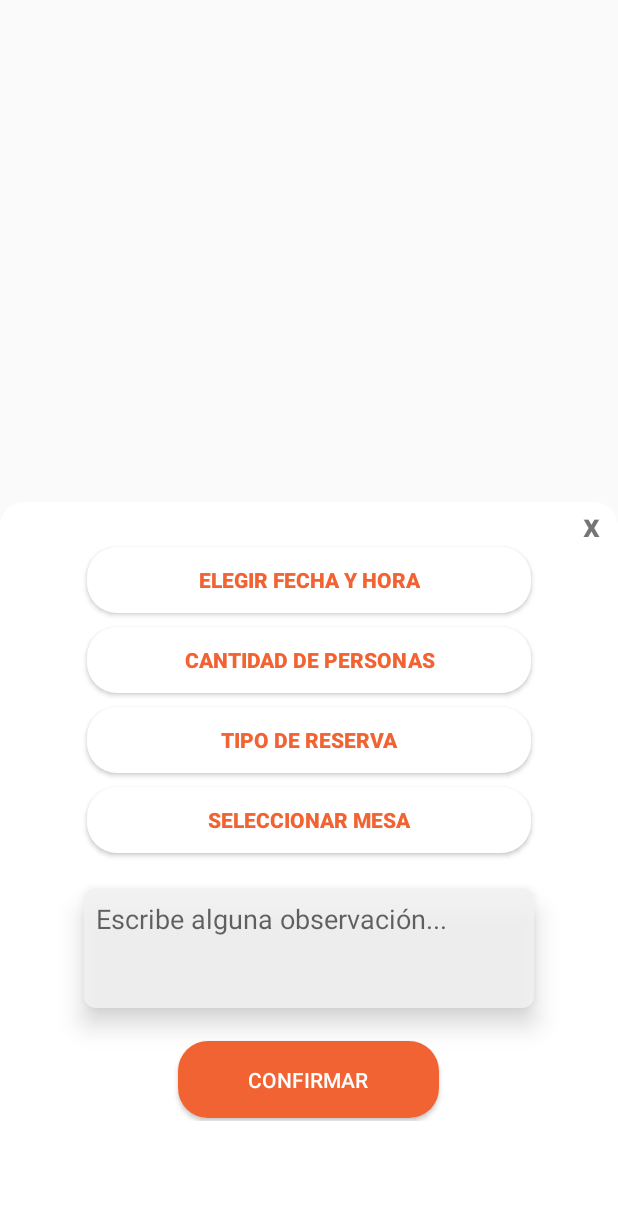
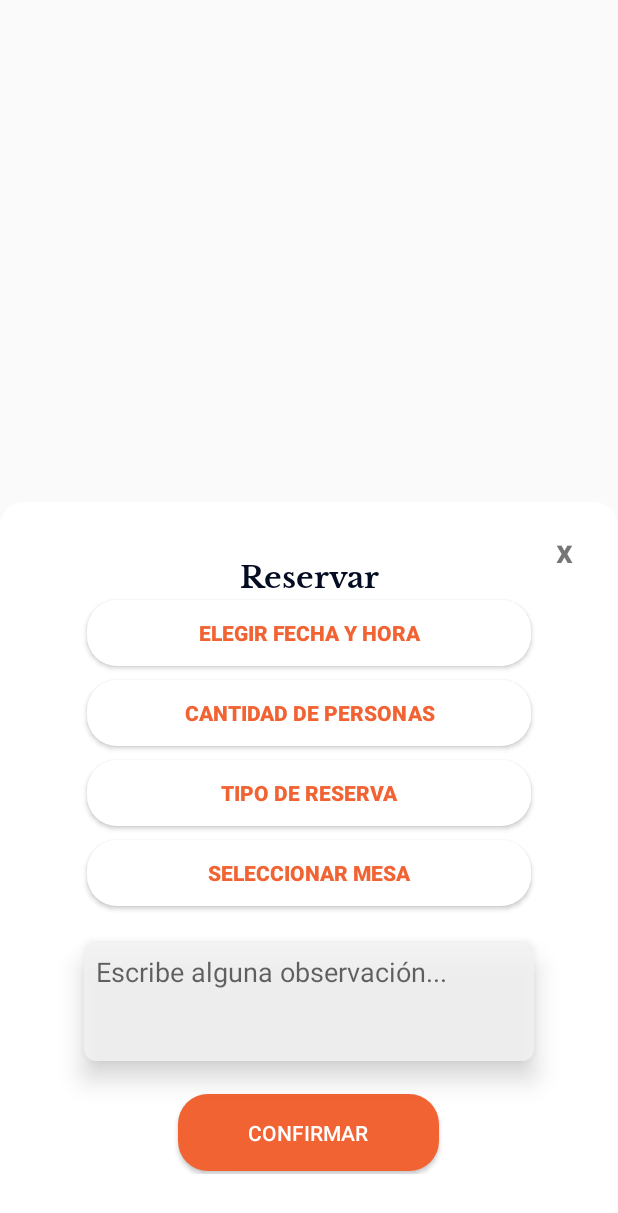
Before and after one commit to pp2024-restoapp/aplicacionmovil, an Android app: the layout dialog_add_reservation.xml on its own in the app's theme, with its tools: preview values and no code run, on a phone screen of 412 x 824 dp. Shown: the top 1213 px of the screen. Run offline under Robolectric (Android 15) with nearby library versions, the phone set to English and light mode, and no system bars; Roboto replaces fonts that are not available here.

Commit message:
Se arregla el boton de cerrar en la seccion Reserva

```diff
--- a/app/src/main/java/com/example/restoapp/ReservasFragment.java
+++ b/app/src/main/java/com/example/restoapp/ReservasFragment.java
@@ -125,7 +125,14 @@ public class ReservasFragment extends Fragment implements DatePickerFragment.Dat
 
         dialog.requestWindowFeature(Window.FEATURE_NO_TITLE);
         dialog.setContentView(R.layout.dialog_add_reservation);
-
+        TextView btnClose = dialog.findViewById(R.id.btnClose);
+        btnClose.setOnClickListener(new View.OnClickListener() {
+            @Override
+            public void onClick(View v) {
+                Log.d("ReservasFragment", "Close button clicked");
+                dialog.dismiss();
+            }
+        });
         Button selectDateTimeButton = dialog.findViewById(R.id.dateTimeButton);
 
         selectDateTimeButton.setOnClickListener(new View.OnClickListener() {
@@ -262,13 +269,8 @@ public class ReservasFragment extends Fragment implements DatePickerFragment.Dat
 
 
 
-        TextView btnClose = dialog.findViewById(R.id.btnClose);
-        btnClose.setOnClickListener(new View.OnClickListener() {
-            @Override
-            public void onClick(View v) {
-                dialog.dismiss();
-            }
-        });
+
+
 
         dialog.show();
     }
--- a/app/src/main/res/layout/dialog_add_reservation.xml
+++ b/app/src/main/res/layout/dialog_add_reservation.xml
@@ -1,5 +1,6 @@
 <?xml version="1.0" encoding="utf-8"?>
-<androidx.constraintlayout.widget.ConstraintLayout xmlns:android="http://schemas.android.com/apk/res/android"
+<androidx.constraintlayout.widget.ConstraintLayout
+    xmlns:android="http://schemas.android.com/apk/res/android"
     xmlns:app="http://schemas.android.com/apk/res-auto"
     xmlns:tools="http://schemas.android.com/tools"
     android:layout_width="match_parent"
@@ -21,60 +22,49 @@
         tools:ignore="MissingConstraints">
 
         <!-- Contenido del diálogo -->
-
-        <TextView
-            android:id="@+id/btnClose"
-            android:layout_width="wrap_content"
-            android:layout_height="wrap_content"
-            android:layout_alignParentEnd="true"
-            android:layout_marginEnd="12dp"
-            android:gravity="top"
-            android:text="@string/btn_close"
-            android:textAlignment="center"
-            android:textSize="22sp"
-            android:textStyle="bold"
-            app:layout_constraintBottom_toTopOf="@+id/scrollView"
-            app:layout_constraintEnd_toStartOf="@+id/title_create_reserve"
-            app:layout_constraintStart_toStartOf="parent"
-            app:layout_constraintTop_toTopOf="parent"
-            tools:ignore="RtlCompat" />
-
-        <TextView
-            android:id="@+id/title_create_reserve"
-            android:layout_width="190dp"
-            android:layout_height="wrap_content"
-            android:layout_alignParentStart="true"
-            android:layout_alignParentTop="true"
-            android:layout_alignParentEnd="true"
-            android:layout_marginStart="109dp"
-            android:layout_marginTop="29dp"
-            android:layout_marginEnd="108dp"
-            android:fontFamily="@font/libre_baskerville_bold"
-            android:text="@string/title_create_reservation"
-            android:textAlignment="center"
-            android:textColor="#040C22"
-            android:textSize="20sp"
-            android:textStyle="bold" />
         <ScrollView
-            android:id= "@+id/scrollView"
+            android:id="@+id/scrollView"
             android:layout_width="match_parent"
             android:layout_height="wrap_content">
 
             <LinearLayout
                 android:id="@+id/linearLayout"
                 android:layout_width="match_parent"
-                android:layout_height="411dp"
-                android:layout_above="@+id/botonConfirmarReserva"
-                android:layout_below="@+id/title_create_reserve"
-                android:layout_alignParentEnd="true"
-                android:layout_marginTop="20dp"
-                android:layout_marginEnd="0dp"
-                android:layout_marginBottom="0dp"
-                android:gravity="center_horizontal|center_vertical"
+                android:layout_height="wrap_content"
                 android:orientation="vertical"
                 android:paddingTop="8dp"
                 android:paddingBottom="8dp"
-                tools:ignore="NotSibling">
+                android:gravity="center_horizontal|center_vertical">
+
+                <RelativeLayout
+                    android:layout_width="match_parent"
+                    android:layout_height="wrap_content">
+
+                    <TextView
+                        android:id="@+id/title_create_reserve"
+                        android:layout_width="wrap_content"
+                        android:layout_height="wrap_content"
+                        android:layout_centerHorizontal="true"
+                        android:layout_marginTop="29dp"
+                        android:fontFamily="@font/libre_baskerville_bold"
+                        android:text="@string/title_create_reservation"
+                        android:textAlignment="center"
+                        android:textColor="#040C22"
+                        android:textSize="20sp"
+                        android:textStyle="bold" />
+
+                    <TextView
+                        android:id="@+id/btnClose"
+                        android:layout_width="48dp"
+                        android:layout_height="48dp"
+                        android:layout_alignParentEnd="true"
+                        android:layout_marginEnd="12dp"
+                        android:gravity="center"
+                        android:text="@string/btn_close"
+                        android:textAlignment="center"
+                        android:textSize="22sp"
+                        android:textStyle="bold" />
+                </RelativeLayout>
 
                 <Button
                     android:id="@+id/dateTimeButton"
@@ -84,7 +74,7 @@
                     android:text="@string/choose_date"
                     android:textColor="@color/principal_naranja"
                     android:textStyle="bold"
-                    android:onClick="showDatePickerDialog"/>
+                    android:onClick="showDatePickerDialog" />
 
                 <Button
                     android:id="@+id/number_of_people"
@@ -126,7 +116,6 @@
                     android:textAlignment="center"
                     android:visibility="gone" />
 
-
                 <Button
                     android:id="@+id/select_table"
                     android:layout_width="300dp"
@@ -162,11 +151,7 @@
                     android:shadowColor="#52000000"
                     android:textColor="#575353"
                     android:textDirection="firstStrongRtl"
-                    android:textSize="18sp"
-                    app:layout_constraintEnd_toEndOf="@id/botonConfirmarReserva"
-                    app:layout_constraintStart_toStartOf="parent"
-                    app:layout_constraintTop_toTopOf="parent"
-                    tools:ignore="LabelFor" />
+                    android:textSize="18sp" />
 
                 <Button
                     android:id="@+id/botonConfirmarReserva"
@@ -176,13 +161,8 @@
                     android:background="@drawable/rounded_button"
                     android:text="@string/confirm_button"
                     android:textAlignment="center"
-                    android:textColor="@color/white"
-                    tools:ignore="NotSibling,TextContrastCheck" />
+                    android:textColor="@color/white" />
             </LinearLayout>
-
         </ScrollView>
-
     </RelativeLayout>
-
-
 </androidx.constraintlayout.widget.ConstraintLayout>
```
